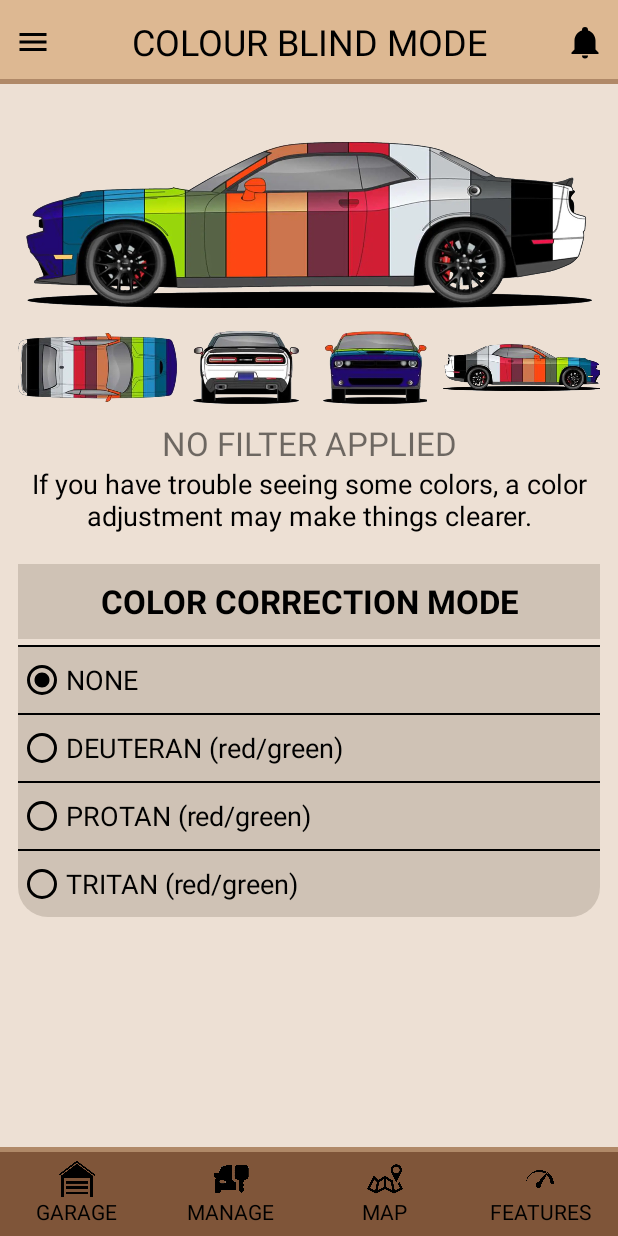
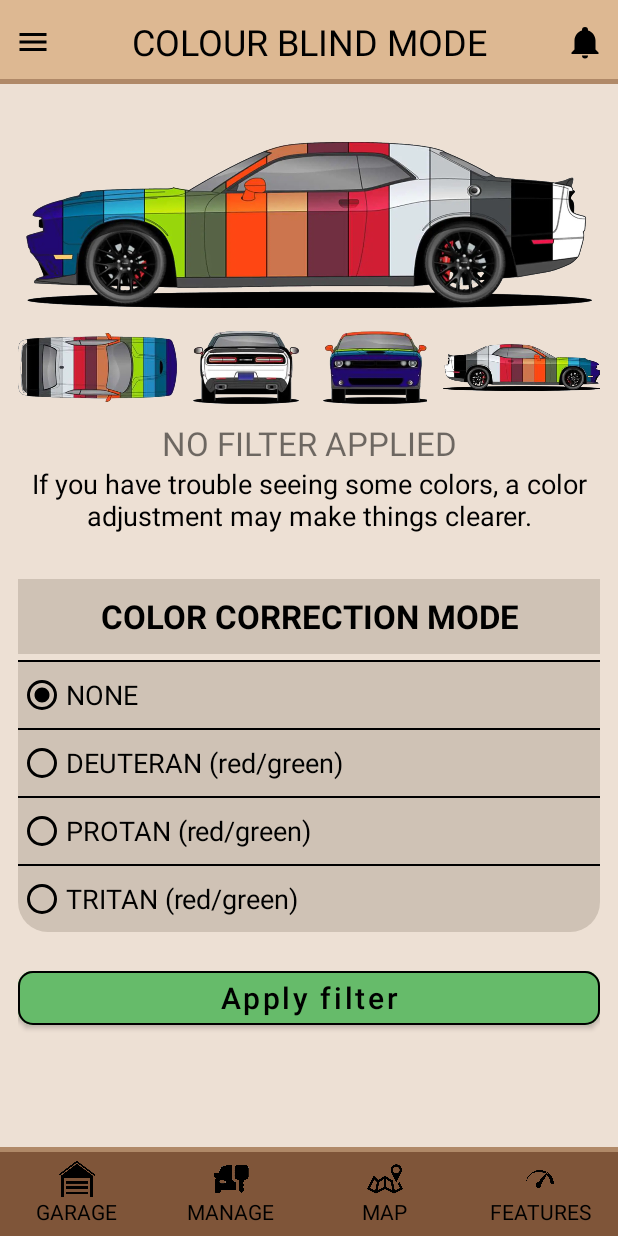
Before and after one commit to danielelurani/mycar-manager, an Android app built with Jetpack Compose: the layout activity_colour_blind_v2.xml on its own in the app's theme, with its tools: preview values and no code run, on a phone screen of 412 x 824 dp. Run offline under Robolectric (Android 15) with nearby library versions, the phone set to English and light mode, and no system bars.

Commit message:
Aggiunta pulsante a Color Blind Activity v2
Aggiunta del pulsante di conferma alla Color Blind Activity v2 e modifica di alcuni margini.

```diff
--- a/app/src/main/res/layout/activity_colour_blind_v2.xml
+++ b/app/src/main/res/layout/activity_colour_blind_v2.xml
@@ -154,7 +154,7 @@
             android:layout_width="match_parent"
             android:layout_height="match_parent"
             android:orientation="vertical"
-            android:layout_marginTop="10dp">
+            android:layout_marginTop="20dp">
 
             <!-- .. TESTO COLOR CORRECTION MODE .. -->
             <TextView
@@ -257,6 +257,22 @@
                 android:checked="false"
                 android:buttonTint="@color/black"/>
         </LinearLayout>
+
+        <com.google.android.material.button.MaterialButton
+            android:id="@+id/applyFilterButton"
+            android:layout_width="match_parent"
+            android:layout_height="wrap_content"
+            android:text="Apply filter"
+            android:textSize="20sp"
+            android:textColor="@color/black"
+            android:backgroundTint="@color/ok_button"
+            android:textAllCaps="false"
+            android:layout_marginTop="20dp"
+            app:cornerRadius="10dp"
+            app:strokeWidth="1dp"
+            app:iconGravity="textStart"
+            app:iconTint="@color/black"
+            android:layout_gravity="center"/>
     </LinearLayout>
 
     <!-- .. BORDO DIVISORE MAIN - NAVBAR .. -->
```
